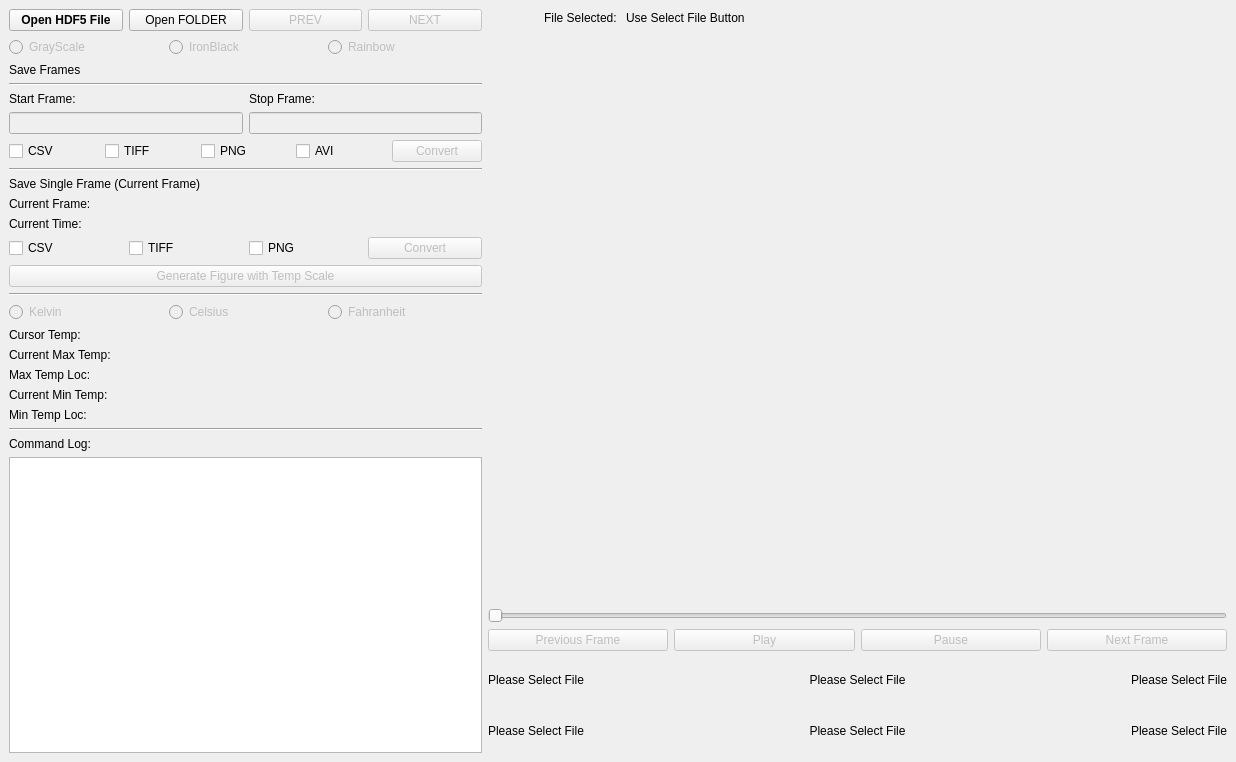
First picture: the form in ui_software/Parabilis_Thermal/ir_post_v2.ui, repository shin1007/purethermal1-uvc-capture, before the edit.
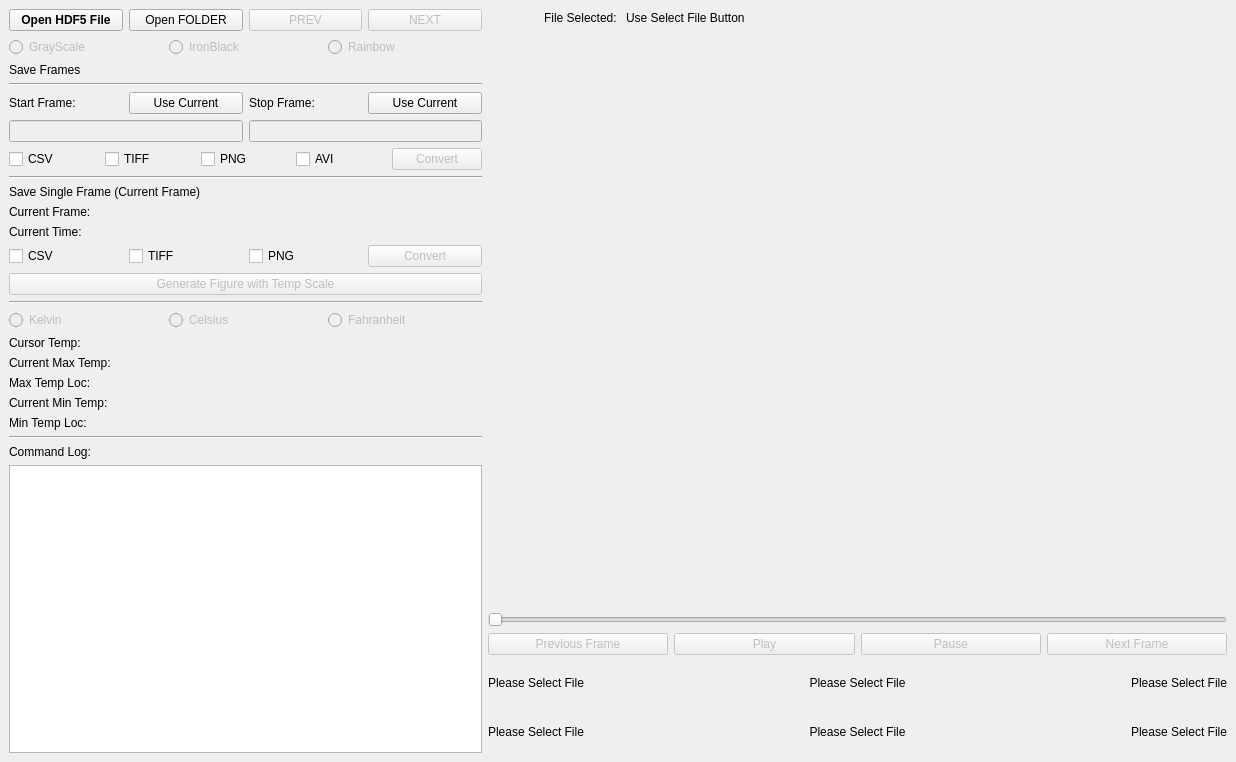
Second picture: the form after the edit.

Commit message: current frame to start / stop frame

```diff
--- a/ui_software/Parabilis_Thermal/ir_post_v2.ui
+++ b/ui_software/Parabilis_Thermal/ir_post_v2.ui
@@ -316,6 +316,13 @@
           </property>
          </widget>
         </item>
+        <item>
+         <widget class="QPushButton" name="btnCurrentStart">
+          <property name="text">
+           <string>Use Current</string>
+          </property>
+         </widget>
+        </item>
         <item>
          <widget class="QLabel" name="label_11">
           <property name="text">
@@ -323,6 +330,13 @@
           </property>
          </widget>
         </item>
+        <item>
+         <widget class="QPushButton" name="btnCurrentStop">
+          <property name="text">
+           <string>Use Current</string>
+          </property>
+         </widget>
+        </item>
        </layout>
       </item>
       <item>
```
The commit also changes 5 other files.
